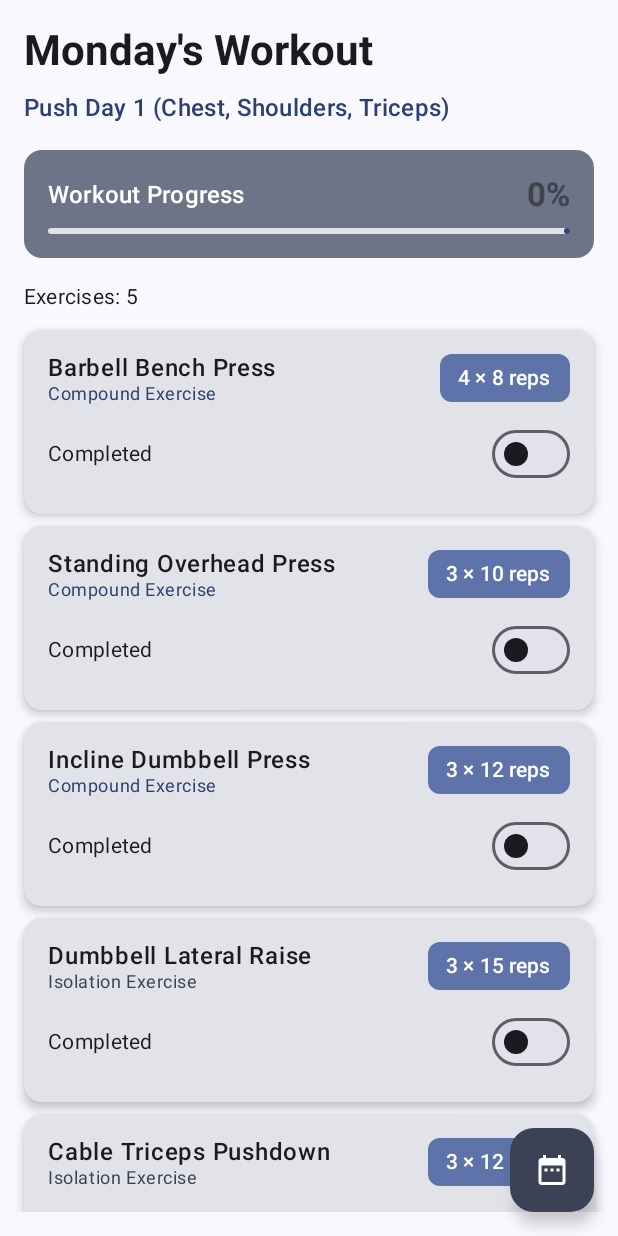
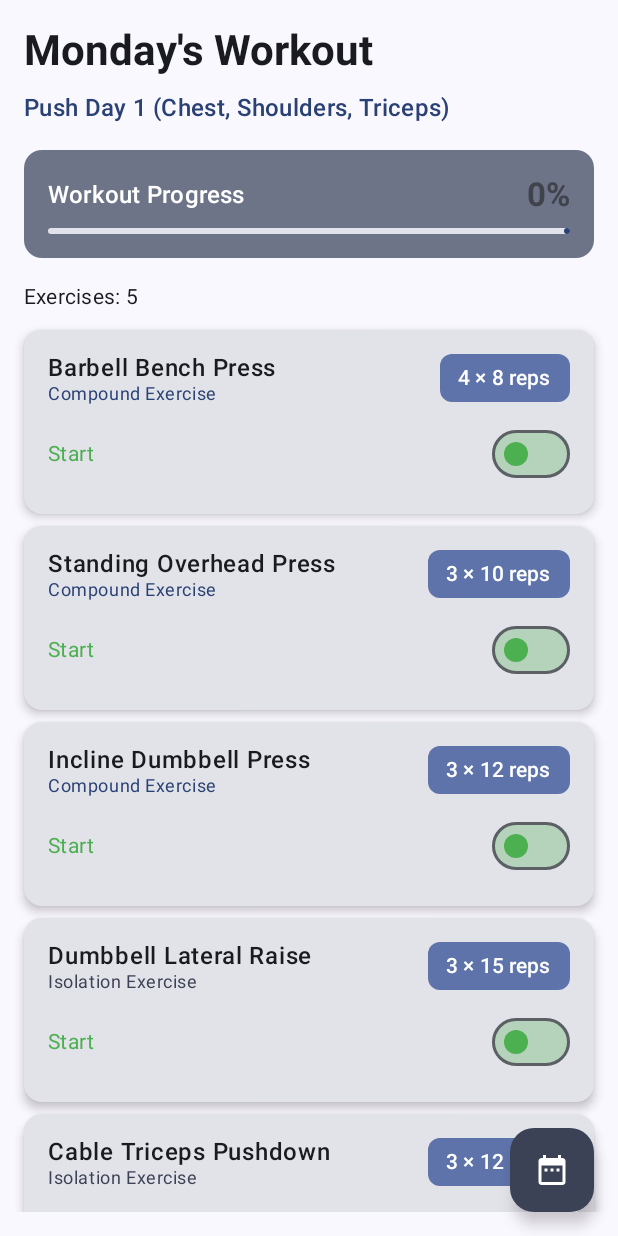
Before and after one commit to akashgond3112/OfflinePPLWorkOutApp, an Android app built with Jetpack Compose: the screen it shows after launch (MainActivity), on a phone screen of 412 x 824 dp. Run offline under Robolectric (Android 15) with nearby library versions, the phone set to English and light mode, and no system bars; our stand-ins replace Room's generated code.

Commit message:
feat: Implement exercise detail screen and navigation
This commit introduces an `ExerciseDetailScreen` and allows users to navigate to it by clicking on an exercise in the `DailyWorkoutScreen`.

Key changes:
- **ExerciseDetailScreen:**
    - A new composable `ExerciseDetailScreen` has been created to display and edit the details (sets, reps, completion status) of a specific exercise.
    - It allows users to save changes, which are then reflected in the `DailyWorkoutViewModel`.
- **Navigation:**
    - `WorkoutExerciseItem` is now clickable, triggering navigation to the `ExerciseDetailScreen` for the selected exercise.
    - `MainActivity` manages the display state between `DailyWorkoutScreen` and `ExerciseDetailScreen`.
- **UI Updates:**
    - The "Completed" text on `WorkoutExerciseItem` now changes to "Start" (in green) when an exercise is not completed.
    - The Switch color for incomplete exercises is now green.
    - The debug FAB is hidden when the `ExerciseDetailScreen` is active.
- **ViewModel:**
    - Added `updateExercise` function to `DailyWorkoutViewModel` to handle updates to exercise sets, reps, and completion status.

```diff
--- a/app/src/main/java/com/example/offlinepplworkoutapp/MainActivity.kt
+++ b/app/src/main/java/com/example/offlinepplworkoutapp/MainActivity.kt
@@ -5,6 +5,7 @@ import androidx.activity.ComponentActivity
 import androidx.activity.compose.setContent
 import androidx.activity.enableEdgeToEdge
 import androidx.compose.foundation.Image
+import androidx.compose.foundation.clickable
 import androidx.compose.foundation.layout.*
 import androidx.compose.foundation.lazy.LazyColumn
 import androidx.compose.foundation.lazy.items
@@ -18,6 +19,7 @@ import androidx.compose.ui.graphics.Color
 import androidx.compose.ui.layout.ContentScale
 import androidx.compose.ui.res.painterResource
 import androidx.compose.ui.text.font.FontWeight
+import androidx.compose.ui.text.input.KeyboardType
 import androidx.compose.ui.text.style.TextAlign
 import androidx.compose.ui.tooling.preview.Preview
 import androidx.compose.ui.unit.dp
@@ -26,6 +28,7 @@ import com.example.offlinepplworkoutapp.data.dao.WorkoutEntryWithExercise
 import com.example.offlinepplworkoutapp.data.database.PPLWorkoutDatabase
 import com.example.offlinepplworkoutapp.data.entity.Exercise
 import com.example.offlinepplworkoutapp.data.repository.WorkoutRepository
+import com.example.offlinepplworkoutapp.ui.screens.ExerciseDetailScreen
 import com.example.offlinepplworkoutapp.ui.theme.OfflinePPLWorkOutAppTheme
 import com.example.offlinepplworkoutapp.ui.viewmodel.DailyWorkoutViewModel
 import com.example.offlinepplworkoutapp.ui.viewmodel.DailyWorkoutViewModelFactory
@@ -67,13 +70,14 @@ fun MainScreen(
     )
 
     var showDebugMenu by remember { mutableStateOf(false) }
+    var selectedExercise by remember { mutableStateOf<WorkoutEntryWithExercise?>(null) }
     val dateFormat = SimpleDateFormat("yyyy-MM-dd", Locale.getDefault())
 
     Scaffold(
         modifier = Modifier.fillMaxSize(),
         floatingActionButton = {
-            // Only show debug FAB in debug builds
-            if (IS_DEBUG_MODE) {
+            // Only show debug FAB in debug builds when not in exercise detail
+            if (IS_DEBUG_MODE && selectedExercise == null) {
                 FloatingActionButton(
                     onClick = { showDebugMenu = true },
                     containerColor = MaterialTheme.colorScheme.secondary
@@ -86,10 +90,23 @@ fun MainScreen(
             }
         }
     ) { innerPadding ->
-        DailyWorkoutScreen(
-            viewModel = viewModel,
-            modifier = Modifier.padding(innerPadding)
-        )
+        if (selectedExercise != null) {
+            // Show Exercise Detail Screen
+            ExerciseDetailScreen(
+                workoutEntry = selectedExercise!!,
+                onBackClick = { selectedExercise = null },
+                onSaveChanges = { sets, reps, isCompleted ->
+                    viewModel.updateExercise(selectedExercise!!.id, sets, reps, isCompleted)
+                }
+            )
+        } else {
+            // Show Daily Workout Screen
+            DailyWorkoutScreen(
+                viewModel = viewModel,
+                onExerciseClick = { exercise -> selectedExercise = exercise },
+                modifier = Modifier.padding(innerPadding)
+            )
+        }
 
         // Debug day selector dialog
         if (showDebugMenu && IS_DEBUG_MODE) {
@@ -115,7 +132,8 @@ fun MainScreen(
 @Composable
 fun DailyWorkoutScreen(
     viewModel: DailyWorkoutViewModel,
-    modifier: Modifier = Modifier
+    modifier: Modifier = Modifier,
+    onExerciseClick: (WorkoutEntryWithExercise) -> Unit = {}
 ) {
 
     val todaysWorkout by viewModel.todaysWorkout.collectAsState()
@@ -179,7 +197,8 @@ fun DailyWorkoutScreen(
                 items(todaysWorkout) { workoutEntry ->
                     WorkoutExerciseItem(
                         workoutEntry = workoutEntry,
-                        onCompletionToggle = { viewModel.toggleExerciseCompletion(workoutEntry.id) }
+                        onCompletionToggle = { viewModel.toggleExerciseCompletion(workoutEntry.id) },
+                        onClick = onExerciseClick // Handle exercise click
                     )
                 }
             }
@@ -236,11 +255,12 @@ fun WorkoutProgressIndicator(
 }
 
 @Composable
-fun WorkoutExerciseItem(workoutEntry: WorkoutEntryWithExercise, onCompletionToggle: () -> Unit) {
+fun WorkoutExerciseItem(workoutEntry: WorkoutEntryWithExercise, onCompletionToggle: () -> Unit, onClick: (WorkoutEntryWithExercise) -> Unit = {}) {
     Card(
         modifier = Modifier
             .fillMaxWidth()
-            .padding(vertical = 4.dp),
+            .padding(vertical = 4.dp)
+            .clickable { onClick(workoutEntry) }, // Pass the workout entry when clicked
         elevation = CardDefaults.cardElevation(defaultElevation = 4.dp)
     ) {
         Column(
@@ -289,8 +309,12 @@ fun WorkoutExerciseItem(workoutEntry: WorkoutEntryWithExercise, onCompletionTogg
                 verticalAlignment = Alignment.CenterVertically
             ) {
                 Text(
-                    text = "Completed",
+                    text = if (workoutEntry.isCompleted) "Completed" else "Start",
                     style = MaterialTheme.typography.bodyMedium,
+                    color = if (workoutEntry.isCompleted)
+                        MaterialTheme.colorScheme.primary
+                    else
+                        Color(0xFF4CAF50), // Green color for "Start"
                     modifier = Modifier.weight(1f)
                 )
 
@@ -299,9 +323,9 @@ fun WorkoutExerciseItem(workoutEntry: WorkoutEntryWithExercise, onCompletionTogg
                     onCheckedChange = { onCompletionToggle() },
                     colors = SwitchDefaults.colors(
                         checkedThumbColor = MaterialTheme.colorScheme.primary,
-                        uncheckedThumbColor = MaterialTheme.colorScheme.onSurface,
+                        uncheckedThumbColor = Color(0xFF4CAF50), // Green thumb when not completed
                         checkedTrackColor = MaterialTheme.colorScheme.primaryContainer,
-                        uncheckedTrackColor = MaterialTheme.colorScheme.surfaceVariant
+                        uncheckedTrackColor = Color(0xFF4CAF50).copy(alpha = 0.3f) // Light green track
                     )
                 )
             }
```
